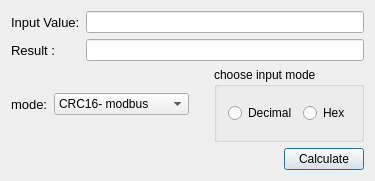
Old version of the form dialog.ui in the repository mohsennaz/QT_Checksum_Checker.
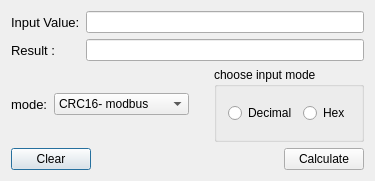
New version of the form.

```diff
--- a/dialog.ui
+++ b/dialog.ui
@@ -124,6 +124,13 @@
    </item>
    <item>
     <layout class="QHBoxLayout" name="horizontalLayout">
+     <item>
+      <widget class="QPushButton" name="btnClear">
+       <property name="text">
+        <string>Clear</string>
+       </property>
+      </widget>
+     </item>
      <item>
       <spacer name="horizontalSpacer">
        <property name="orientation">
```
Left out of the diff: 6 changed lines with no effect on the pictures.
